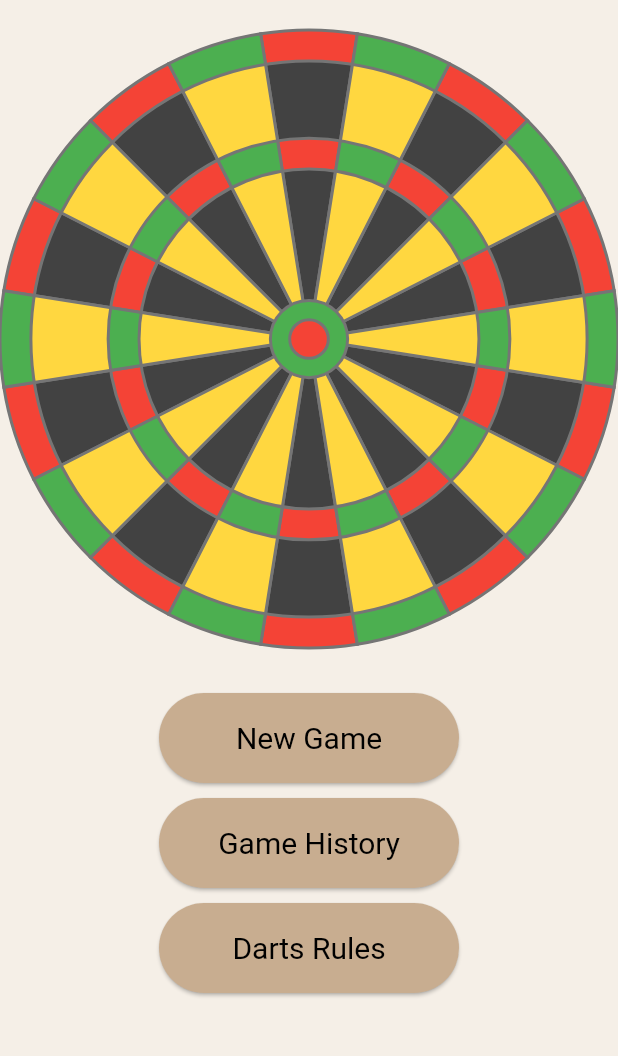
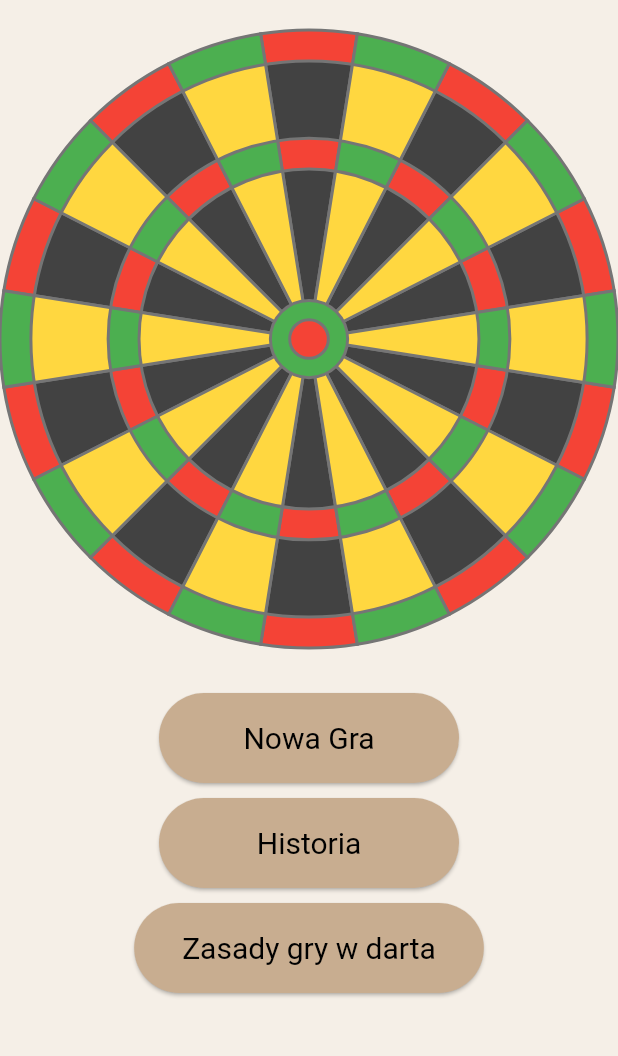
Before and after one commit to Owczany/dart-tracker, a Flutter app: the screen it shows after launch, on a phone screen of 412 x 824 dp, the part 84-1140 px from its top. Run offline on Flutter 3.47's test engine with Material 3 defaults, Android fonts, the phone set to English and light mode, and no system bars; generated files the repository leaves out were written again.

Commit message:
Nowe tłumaczenia

```diff
--- a/lib/app.dart
+++ b/lib/app.dart
@@ -19,6 +19,7 @@ class App extends StatelessWidget {
               title: 'Darts Tracker',
               localizationsDelegates: AppLocalizations.localizationsDelegates,
               supportedLocales: AppLocalizations.supportedLocales,
+              locale: const Locale('pl'), //! Ustawione na razie na sztywno do testów
               theme: themeNotifier.currentTheme,
               home: const HomeScreen());
         },
--- a/lib/l10n/app_pl.arb
+++ b/lib/l10n/app_pl.arb
@@ -1,5 +1,17 @@
 {
-    "helloWorld": "Witaj świecie!",
-    "hello": "Witaj {name}",
-    "dartboard": "tablica"
+    "@@locale": "pl",
+
+    "appTitle": "Darts Tracker",
+
+    "newGame": "Nowa Gra",
+
+    "history": "Historia",
+
+    "dartRules": "Zasady gry w darta",
+
+    "cancel": "Anuluj",
+
+    "save": "Zapisz",
+
+    "confirm": "Potwierdź"
 }
--- a/lib/screens/home_screen.dart
+++ b/lib/screens/home_screen.dart
@@ -4,6 +4,7 @@ import 'package:flutter/material.dart';
 import 'package:provider/provider.dart';
 import '../views/theme_notifier.dart';
 import '../views/widgets/default_button.dart';
+import 'package:flutter_gen/gen_l10n/app_localizations.dart';
 
 class HomeScreen extends StatefulWidget {
   const HomeScreen({super.key});
@@ -43,21 +44,21 @@ class _HomeScreenState extends State<HomeScreen> {
                 onPressed: () {
                   showNewGameDialog(context);
                 },
-                text: 'New Game',
+                text: AppLocalizations.of(context)!.newGame,
               ),
             ),
             const SizedBox(height: 10),
             Center(
               child: DefaultButton(
                 onPressed: () {},
-                text: 'Game History',
+                text: AppLocalizations.of(context)!.history,
               ),
             ),
             const SizedBox(height: 10),
             Center(
               child: DefaultButton(
                 onPressed: () {},
-                text: 'Darts Rules',
+                text: AppLocalizations.of(context)!.dartRules,
               ),
             ),
           ],
```
Also changed, not shown: lib/l10n/app_en.arb (+33 -15 lines).
